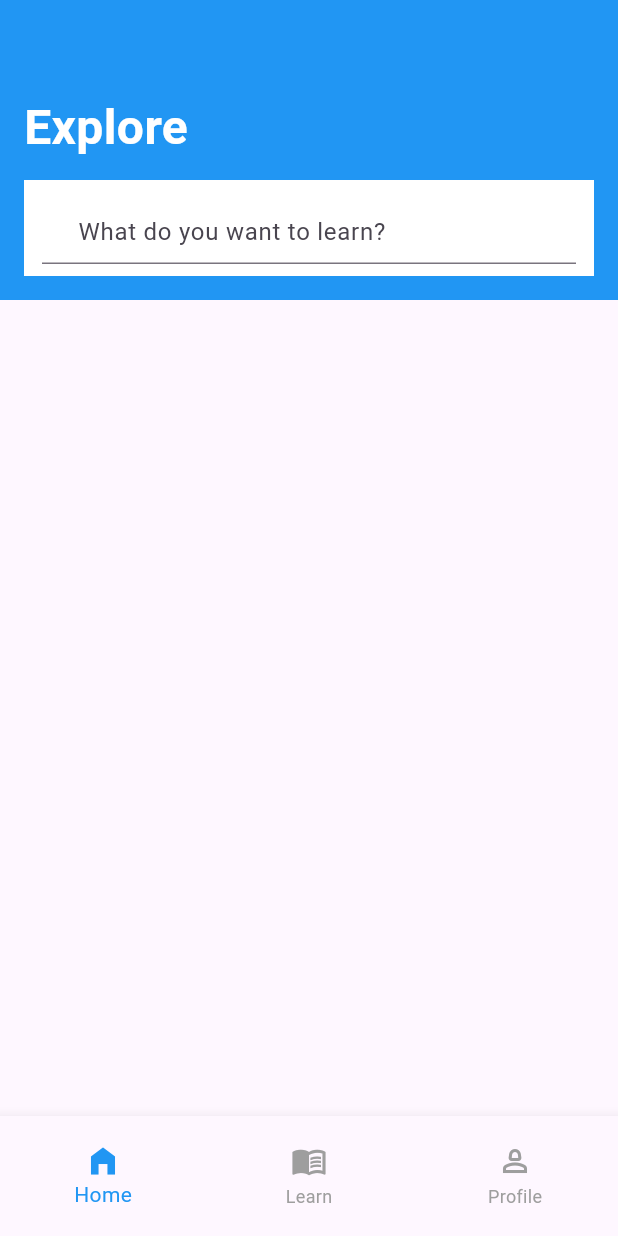
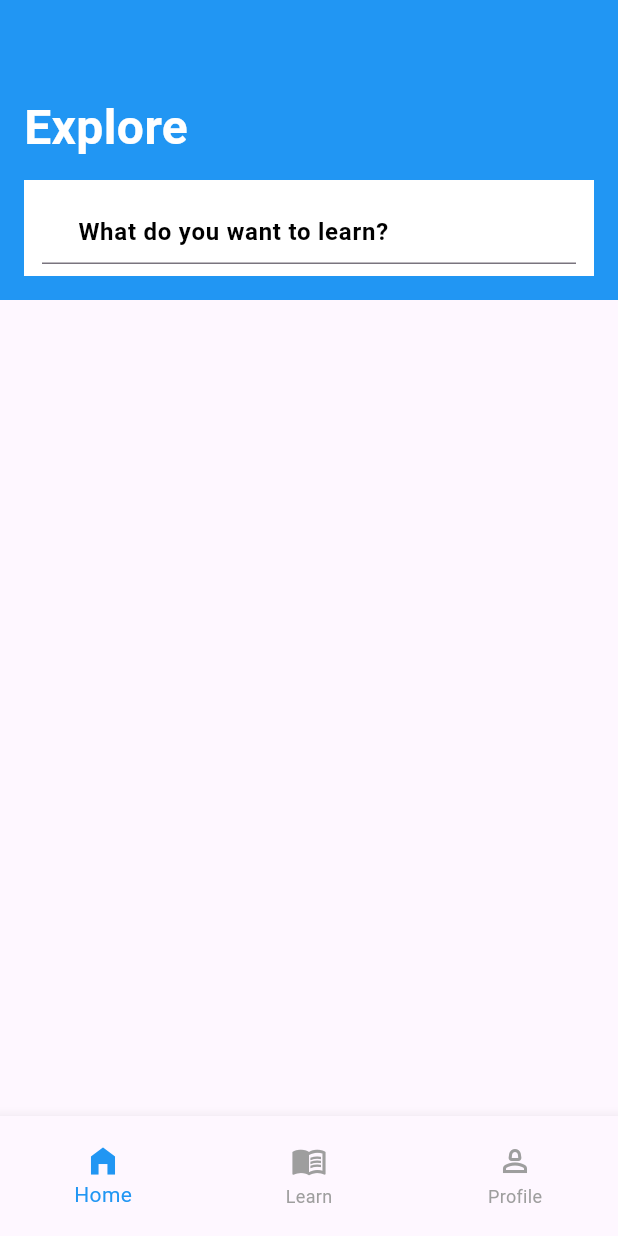
Before and after one commit to JAICHANGPARK/flutter_notebook_chapter_43, a Flutter app: the ELearningHomePage screen opened directly, on a phone screen of 412 x 824 dp. Run offline on Flutter 3.47's test engine with Material 3 defaults, Android fonts, the phone set to English and light mode, and no system bars.

Commit message:
Update e_learning_home_page.dart

```diff
--- a/lib/ep2151_e_learning_app/views/e_learning_home_page.dart
+++ b/lib/ep2151_e_learning_app/views/e_learning_home_page.dart
@@ -45,11 +45,15 @@ class _ELearningHomePageState extends State<ELearningHomePage> {
                         padding: EdgeInsets.symmetric(horizontal: 12, vertical: 8),
                         child: TextField(
                           decoration: InputDecoration(
-                            prefix: Icon(Icons.search),
-                            hintText: "What do you want to learn?",
-                            hintStyle:
-                            // icon: Icon(Icons.search)
-                          ),
+                              prefix: Icon(Icons.search),
+                              hintText: "What do you want to learn?",
+                              hintStyle: TextStyle(
+                                fontSize: 16,
+                                color: Colors.black,
+                                fontWeight: FontWeight.bold,
+                              )
+                              // icon: Icon(Icons.search)
+                              ),
                         ),
                       )
                     ],
```
